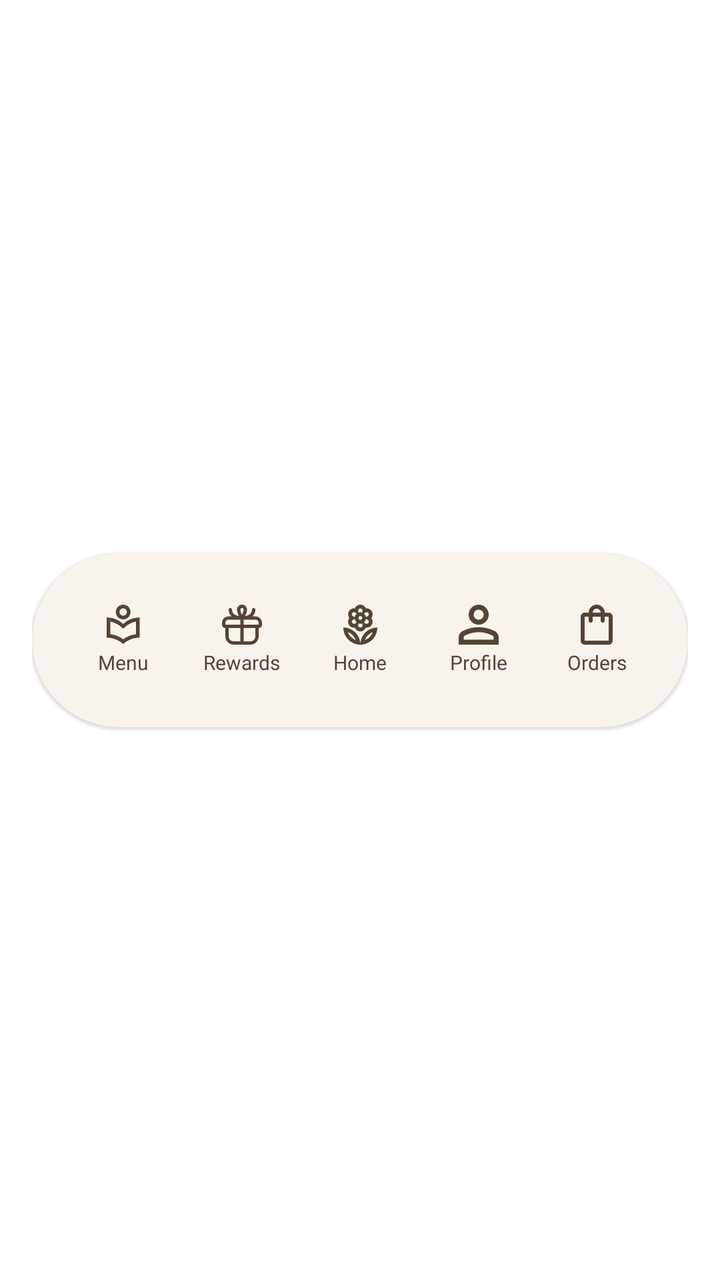
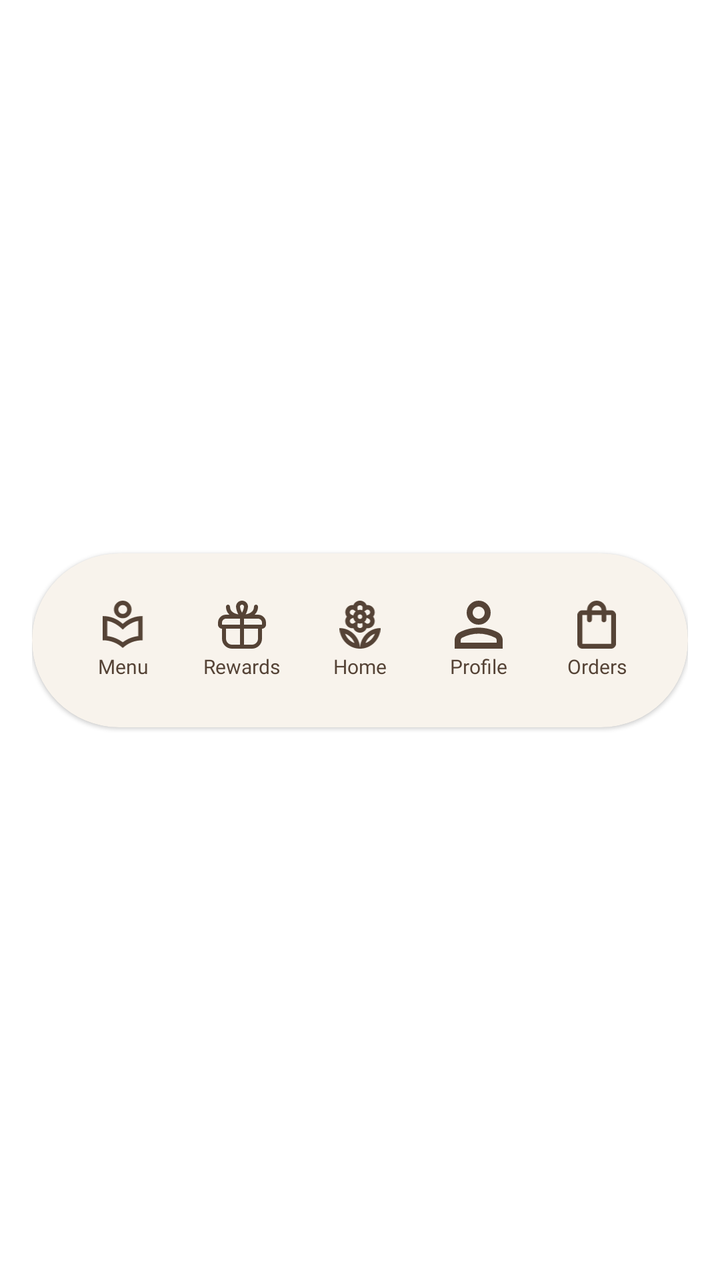

Screens rendered from an Android XML layout before and after an edit, with the pre-edit source and the edit as a unified diff.
<!-- AndroidManifest.xml: application theme Theme.PersonalMidterm -->
<!-- res/layout/layout_navbar.xml -->
<androidx.constraintlayout.widget.ConstraintLayout xmlns:android="http://schemas.android.com/apk/res/android"
    android:layout_width="match_parent"
    android:layout_height="wrap_content"
    xmlns:app="http://schemas.android.com/apk/res-auto"
    android:padding="16dp">
    <com.google.android.material.card.MaterialCardView
        app:layout_constraintStart_toStartOf="parent"
        app:layout_constraintEnd_toEndOf="parent"
        app:layout_constraintBottom_toBottomOf="parent"
        app:layout_constraintTop_toTopOf="parent"
        android:layout_width="match_parent"
        android:layout_height="87dp"
        android:backgroundTint="#F8F3EC"
        app:cardCornerRadius="9999dp"
        app:strokeColor="#33DBC2B0"
        app:contentPadding="16dp">
        <androidx.constraintlayout.widget.ConstraintLayout
            android:layout_width="match_parent"
            android:layout_height="match_parent">

            
            <androidx.constraintlayout.widget.ConstraintLayout
                android:id="@+id/nav1_group"
                android:layout_width="0dp"
                android:layout_height="wrap_content"
                app:layout_constraintHorizontal_chainStyle="spread"
                app:layout_constraintStart_toStartOf="parent"
                app:layout_constraintEnd_toStartOf="@id/nav2_group"
                app:layout_constraintTop_toTopOf="parent"
                app:layout_constraintBottom_toBottomOf="parent">

                <ImageButton
                    android:id="@+id/nav1"
                    android:layout_width="20dp"
                    android:layout_height="20dp"
                    android:background="@android:color/transparent"

                    android:src="@drawable/menu"
                    app:layout_constraintStart_toStartOf="parent"
                    app:layout_constraintEnd_toEndOf="parent"
                    app:layout_constraintTop_toTopOf="parent" />

                <TextView
                    android:id="@+id/nav1_label"
                    android:layout_width="wrap_content"
                    android:layout_height="wrap_content"
                    android:layout_marginTop="2dp"
                    android:fontFamily="@font/manrope_medium"
                    android:text="Menu"
                    android:textColor="@color/text_secondary"
                    android:textSize="10sp"
                    app:layout_constraintStart_toStartOf="parent"
                    app:layout_constraintEnd_toEndOf="parent"
                    app:layout_constraintTop_toBottomOf="@id/nav1"
                    app:layout_constraintBottom_toBottomOf="parent" />

            </androidx.constraintlayout.widget.ConstraintLayout>

            
            <androidx.constraintlayout.widget.ConstraintLayout
                android:id="@+id/nav2_group"
                android:layout_width="0dp"
                android:layout_height="wrap_content"
                app:layout_constraintStart_toEndOf="@id/nav1_group"
                app:layout_constraintEnd_toStartOf="@id/nav3_group"
                app:layout_constraintTop_toTopOf="parent"
                app:layout_constraintBottom_toBottomOf="parent">

                <ImageButton
                    android:id="@+id/nav2"
                    android:layout_width="20dp"
                    android:layout_height="20dp"
                    android:background="@android:color/transparent"

                    android:src="@drawable/gift"
                    app:layout_constraintStart_toStartOf="parent"
                    app:layout_constraintEnd_toEndOf="parent"
                    app:layout_constraintTop_toTopOf="parent" />

                <TextView
                    android:id="@+id/nav2_label"
                    android:layout_width="wrap_content"
                    android:layout_height="wrap_content"
                    android:layout_marginTop="2dp"
                    android:fontFamily="@font/manrope_medium"
                    android:text="Rewards"
                    android:textColor="@color/text_secondary"
                    android:textSize="10sp"
                    app:layout_constraintStart_toStartOf="parent"
                    app:layout_constraintEnd_toEndOf="parent"
                    app:layout_constraintTop_toBottomOf="@id/nav2"
                    app:layout_constraintBottom_toBottomOf="parent" />

            </androidx.constraintlayout.widget.ConstraintLayout>

            
            <androidx.constraintlayout.widget.ConstraintLayout
                android:id="@+id/nav3_group"
                android:layout_width="0dp"
                android:layout_height="wrap_content"
                app:layout_constraintStart_toEndOf="@id/nav2_group"
                app:layout_constraintEnd_toStartOf="@id/nav4_group"
                app:layout_constraintTop_toTopOf="parent"
                app:layout_constraintBottom_toBottomOf="parent">

                <ImageButton
                    android:id="@+id/nav3"
                    android:layout_width="20dp"
                    android:layout_height="20dp"
                    android:background="@android:color/transparent"

                    android:src="@drawable/home"
                    android:tint="@color/text_secondary"
                    app:layout_constraintStart_toStartOf="parent"
                    app:layout_constraintEnd_toEndOf="parent"
                    app:layout_constraintTop_toTopOf="parent" />

                <TextView
                    android:id="@+id/nav3_label"
                    android:layout_width="wrap_content"
                    android:layout_height="wrap_content"
                    android:layout_marginTop="2dp"
                    android:fontFamily="@font/manrope_medium"
                    android:text="Home"

                    android:textColor="@color/text_secondary"
                    android:textSize="10sp"
                    app:layout_constraintStart_toStartOf="parent"
                    app:layout_constraintEnd_toEndOf="parent"
                    app:layout_constraintTop_toBottomOf="@id/nav3"
                    app:layout_constraintBottom_toBottomOf="parent" />

            </androidx.constraintlayout.widget.ConstraintLayout>

            
            <androidx.constraintlayout.widget.ConstraintLayout
                android:id="@+id/nav4_group"
                android:layout_width="0dp"
                android:layout_height="wrap_content"
                app:layout_constraintStart_toEndOf="@id/nav3_group"
                app:layout_constraintEnd_toStartOf="@id/nav5_group"
                app:layout_constraintTop_toTopOf="parent"
                app:layout_constraintBottom_toBottomOf="parent">

                <ImageButton
                    android:id="@+id/nav4"
                    android:layout_width="20dp"
                    android:layout_height="20dp"
                    android:background="@android:color/transparent"

                    android:src="@drawable/profile"
                    app:layout_constraintStart_toStartOf="parent"
                    app:layout_constraintEnd_toEndOf="parent"
                    app:layout_constraintTop_toTopOf="parent" />

                <TextView
                    android:id="@+id/nav4_label"
                    android:layout_width="wrap_content"
                    android:layout_height="wrap_content"
                    android:layout_marginTop="2dp"
                    android:fontFamily="@font/manrope_medium"
                    android:text="Profile"
                    android:textColor="@color/text_secondary"
                    android:textSize="10sp"
                    app:layout_constraintStart_toStartOf="parent"
                    app:layout_constraintEnd_toEndOf="parent"
                    app:layout_constraintTop_toBottomOf="@id/nav4"
                    app:layout_constraintBottom_toBottomOf="parent" />

            </androidx.constraintlayout.widget.ConstraintLayout>

            
            <androidx.constraintlayout.widget.ConstraintLayout
                android:id="@+id/nav5_group"
                android:layout_width="0dp"
                android:layout_height="wrap_content"
                app:layout_constraintStart_toEndOf="@id/nav4_group"
                app:layout_constraintEnd_toEndOf="parent"
                app:layout_constraintTop_toTopOf="parent"
                app:layout_constraintBottom_toBottomOf="parent">

                <ImageButton
                    android:id="@+id/nav5"
                    android:layout_width="20dp"
                    android:layout_height="20dp"
                    android:background="@android:color/transparent"

                    android:src="@drawable/bag"
                    app:layout_constraintStart_toStartOf="parent"
                    app:layout_constraintEnd_toEndOf="parent"
                    app:layout_constraintTop_toTopOf="parent" />

                <TextView
                    android:id="@+id/nav5_label"
                    android:layout_width="wrap_content"
                    android:layout_height="wrap_content"
                    android:layout_marginTop="2dp"
                    android:fontFamily="@font/manrope_medium"
                    android:text="Orders"
                    android:textColor="@color/text_secondary"
                    android:textSize="10sp"
                    app:layout_constraintStart_toStartOf="parent"
                    app:layout_constraintEnd_toEndOf="parent"
                    app:layout_constraintTop_toBottomOf="@id/nav5"
                    app:layout_constraintBottom_toBottomOf="parent" />

            </androidx.constraintlayout.widget.ConstraintLayout>

        </androidx.constraintlayout.widget.ConstraintLayout>
    </com.google.android.material.card.MaterialCardView>
</androidx.constraintlayout.widget.ConstraintLayout>
<!-- resources referenced by this layout -->
<resources>
  <color name="text_secondary">#554336</color>
  <!-- drawable bag (drawable) -->
  <vector xmlns:android="http://schemas.android.com/apk/res/android"
      android:width="16dp"
      android:height="20dp"
      android:viewportWidth="16"
      android:viewportHeight="20">
    <path
        android:pathData="M2,20C1.45,20 0.979,19.804 0.587,19.413C0.196,19.021 0,18.55 0,18V6C0,5.45 0.196,4.979 0.587,4.588C0.979,4.196 1.45,4 2,4H4C4,2.9 4.392,1.958 5.175,1.175C5.958,0.392 6.9,0 8,0C9.1,0 10.042,0.392 10.825,1.175C11.608,1.958 12,2.9 12,4H14C14.55,4 15.021,4.196 15.413,4.588C15.804,4.979 16,5.45 16,6V18C16,18.55 15.804,19.021 15.413,19.413C15.021,19.804 14.55,20 14,20H2ZM2,18H14V6H12V8C12,8.283 11.904,8.521 11.712,8.712C11.521,8.904 11.283,9 11,9C10.717,9 10.479,8.904 10.288,8.712C10.096,8.521 10,8.283 10,8V6H6V8C6,8.283 5.904,8.521 5.713,8.712C5.521,8.904 5.283,9 5,9C4.717,9 4.479,8.904 4.287,8.712C4.096,8.521 4,8.283 4,8V6H2V18ZM6,4H10C10,3.45 9.804,2.979 9.413,2.588C9.021,2.196 8.55,2 8,2C7.45,2 6.979,2.196 6.588,2.588C6.196,2.979 6,3.45 6,4ZM2,18V6V18Z"
        android:fillColor="#554336"/>
  </vector>
  <!-- drawable profile (drawable) -->
  <vector xmlns:android="http://schemas.android.com/apk/res/android"
      android:width="20dp"
      android:height="20dp"
      android:viewportWidth="20"
      android:viewportHeight="20">
    <path
        android:pathData="M10,10C8.625,10 7.448,9.51 6.469,8.531C5.49,7.552 5,6.375 5,5C5,3.625 5.49,2.448 6.469,1.469C7.448,0.49 8.625,0 10,0C11.375,0 12.552,0.49 13.531,1.469C14.51,2.448 15,3.625 15,5C15,6.375 14.51,7.552 13.531,8.531C12.552,9.51 11.375,10 10,10ZM0,20V16.5C0,15.792 0.182,15.141 0.547,14.547C0.911,13.953 1.396,13.5 2,13.188C3.292,12.542 4.604,12.057 5.938,11.734C7.271,11.411 8.625,11.25 10,11.25C11.375,11.25 12.729,11.411 14.063,11.734C15.396,12.057 16.708,12.542 18,13.188C18.604,13.5 19.088,13.953 19.453,14.547C19.818,15.141 20,15.792 20,16.5V20H0ZM2.5,17.5H17.5V16.5C17.5,16.271 17.443,16.063 17.328,15.875C17.213,15.688 17.063,15.542 16.875,15.438C15.75,14.875 14.615,14.453 13.469,14.172C12.323,13.891 11.167,13.75 10,13.75C8.833,13.75 7.677,13.891 6.531,14.172C5.385,14.453 4.25,14.875 3.125,15.438C2.938,15.542 2.786,15.688 2.672,15.875C2.557,16.063 2.5,16.271 2.5,16.5V17.5ZM10,7.5C10.688,7.5 11.276,7.255 11.766,6.766C12.255,6.276 12.5,5.688 12.5,5C12.5,4.313 12.255,3.724 11.766,3.234C11.276,2.745 10.688,2.5 10,2.5C9.313,2.5 8.724,2.745 8.234,3.234C7.745,3.724 7.5,4.313 7.5,5C7.5,5.688 7.745,6.276 8.234,6.766C8.724,7.255 9.313,7.5 10,7.5Z"
        android:fillColor="#554336"/>
  </vector>
  <style name="Theme.PersonalMidterm" parent="Theme.MaterialComponents.DayNight.NoActionBar">
          <item name="android:textColorPrimary">@color/text_primary</item>
          <item name="android:textColorSecondary">@color/text_primary</item>
          
          <item name="android:statusBarColor">?attr/colorPrimaryVariant</item>
          
      </style>
  <color name="text_primary">#1D1C18</color>
  <!-- unchanged entries left out for length: 3 -->
</resources>

<!-- the commit's change to res/layout/layout_navbar.xml (unified diff, before → after) -->
@@ -22,23 +22,24 @@
             <androidx.constraintlayout.widget.ConstraintLayout
                 android:id="@+id/nav1_group"
                 android:layout_width="0dp"
-                android:layout_height="wrap_content"
+                android:layout_height="0dp"
+                android:background="?attr/selectableItemBackgroundBorderless"
                 app:layout_constraintHorizontal_chainStyle="spread"
                 app:layout_constraintStart_toStartOf="parent"
                 app:layout_constraintEnd_toStartOf="@id/nav2_group"
                 app:layout_constraintTop_toTopOf="parent"
                 app:layout_constraintBottom_toBottomOf="parent">
 
-                <ImageButton
+                <ImageView
                     android:id="@+id/nav1"
-                    android:layout_width="20dp"
-                    android:layout_height="20dp"
-                    android:background="@android:color/transparent"
-
+                    android:layout_width="24dp"
+                    android:layout_height="24dp"
                     android:src="@drawable/menu"
                     app:layout_constraintStart_toStartOf="parent"
                     app:layout_constraintEnd_toEndOf="parent"
-                    app:layout_constraintTop_toTopOf="parent" />
+                    app:layout_constraintTop_toTopOf="parent"
+                    app:layout_constraintBottom_toTopOf="@id/nav1_label"
+                    app:layout_constraintVertical_chainStyle="packed" />
 
                 <TextView
                     android:id="@+id/nav1_label"
@@ -60,22 +61,23 @@
             <androidx.constraintlayout.widget.ConstraintLayout
                 android:id="@+id/nav2_group"
                 android:layout_width="0dp"
-                android:layout_height="wrap_content"
+                android:layout_height="0dp"
+                android:background="?attr/selectableItemBackgroundBorderless"
                 app:layout_constraintStart_toEndOf="@id/nav1_group"
                 app:layout_constraintEnd_toStartOf="@id/nav3_group"
                 app:layout_constraintTop_toTopOf="parent"
                 app:layout_constraintBottom_toBottomOf="parent">
 
-                <ImageButton
+                <ImageView
                     android:id="@+id/nav2"
-                    android:layout_width="20dp"
-                    android:layout_height="20dp"
-                    android:background="@android:color/transparent"
-
+                    android:layout_width="24dp"
+                    android:layout_height="24dp"
                     android:src="@drawable/gift"
                     app:layout_constraintStart_toStartOf="parent"
                     app:layout_constraintEnd_toEndOf="parent"
-                    app:layout_constraintTop_toTopOf="parent" />
+                    app:layout_constraintTop_toTopOf="parent"
+                    app:layout_constraintBottom_toTopOf="@id/nav2_label"
+                    app:layout_constraintVertical_chainStyle="packed" />
 
                 <TextView
                     android:id="@+id/nav2_label"
@@ -97,23 +99,24 @@
             <androidx.constraintlayout.widget.ConstraintLayout
                 android:id="@+id/nav3_group"
                 android:layout_width="0dp"
-                android:layout_height="wrap_content"
+                android:layout_height="0dp"
+                android:background="?attr/selectableItemBackgroundBorderless"
                 app:layout_constraintStart_toEndOf="@id/nav2_group"
                 app:layout_constraintEnd_toStartOf="@id/nav4_group"
                 app:layout_constraintTop_toTopOf="parent"
                 app:layout_constraintBottom_toBottomOf="parent">
 
-                <ImageButton
+                <ImageView
                     android:id="@+id/nav3"
-                    android:layout_width="20dp"
-                    android:layout_height="20dp"
-                    android:background="@android:color/transparent"
-
+                    android:layout_width="24dp"
+                    android:layout_height="24dp"
                     android:src="@drawable/home"
                     android:tint="@color/text_secondary"
                     app:layout_constraintStart_toStartOf="parent"
                     app:layout_constraintEnd_toEndOf="parent"
-                    app:layout_constraintTop_toTopOf="parent" />
+                    app:layout_constraintTop_toTopOf="parent"
+                    app:layout_constraintBottom_toTopOf="@id/nav3_label"
+                    app:layout_constraintVertical_chainStyle="packed" />
 
                 <TextView
                     android:id="@+id/nav3_label"
@@ -122,7 +125,6 @@
                     android:layout_marginTop="2dp"
                     android:fontFamily="@font/manrope_medium"
                     android:text="Home"
-
                     android:textColor="@color/text_secondary"
                     android:textSize="10sp"
                     app:layout_constraintStart_toStartOf="parent"
@@ -136,22 +138,23 @@
             <androidx.constraintlayout.widget.ConstraintLayout
                 android:id="@+id/nav4_group"
                 android:layout_width="0dp"
-                android:layout_height="wrap_content"
+                android:layout_height="0dp"
+                android:background="?attr/selectableItemBackgroundBorderless"
                 app:layout_constraintStart_toEndOf="@id/nav3_group"
                 app:layout_constraintEnd_toStartOf="@id/nav5_group"
                 app:layout_constraintTop_toTopOf="parent"
                 app:layout_constraintBottom_toBottomOf="parent">
 
-                <ImageButton
+                <ImageView
                     android:id="@+id/nav4"
-                    android:layout_width="20dp"
-                    android:layout_height="20dp"
-                    android:background="@android:color/transparent"
-
+                    android:layout_width="24dp"
+                    android:layout_height="24dp"
                     android:src="@drawable/profile"
                     app:layout_constraintStart_toStartOf="parent"
                     app:layout_constraintEnd_toEndOf="parent"
-                    app:layout_constraintTop_toTopOf="parent" />
+                    app:layout_constraintTop_toTopOf="parent"
+                    app:layout_constraintBottom_toTopOf="@id/nav4_label"
+                    app:layout_constraintVertical_chainStyle="packed" />
 
                 <TextView
                     android:id="@+id/nav4_label"
@@ -173,22 +176,23 @@
             <androidx.constraintlayout.widget.ConstraintLayout
                 android:id="@+id/nav5_group"
                 android:layout_width="0dp"
-                android:layout_height="wrap_content"
+                android:layout_height="0dp"
+                android:background="?attr/selectableItemBackgroundBorderless"
                 app:layout_constraintStart_toEndOf="@id/nav4_group"
                 app:layout_constraintEnd_toEndOf="parent"
                 app:layout_constraintTop_toTopOf="parent"
                 app:layout_constraintBottom_toBottomOf="parent">
 
-                <ImageButton
+                <ImageView
                     android:id="@+id/nav5"
-                    android:layout_width="20dp"
-                    android:layout_height="20dp"
-                    android:background="@android:color/transparent"
-
+                    android:layout_width="24dp"
+                    android:layout_height="24dp"
                     android:src="@drawable/bag"
                     app:layout_constraintStart_toStartOf="parent"
                     app:layout_constraintEnd_toEndOf="parent"
-                    app:layout_constraintTop_toTopOf="parent" />
+                    app:layout_constraintTop_toTopOf="parent"
+                    app:layout_constraintBottom_toTopOf="@id/nav5_label"
+                    app:layout_constraintVertical_chainStyle="packed" />
 
                 <TextView
                     android:id="@+id/nav5_label"
